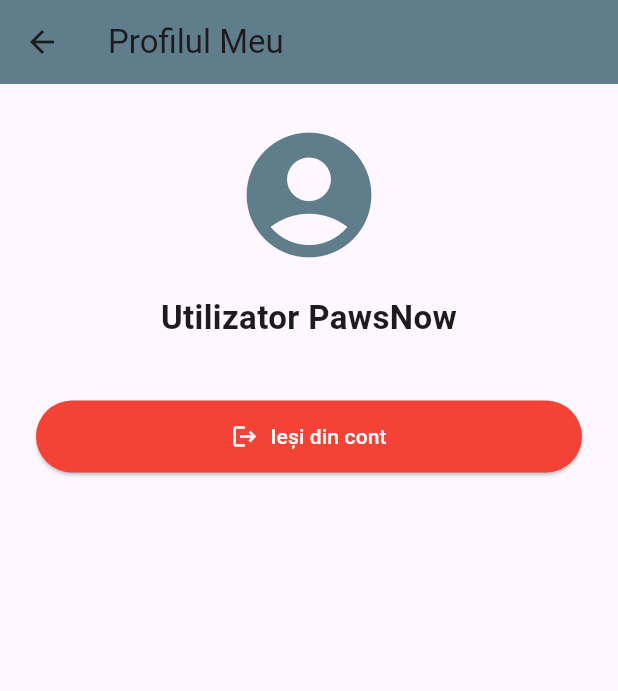
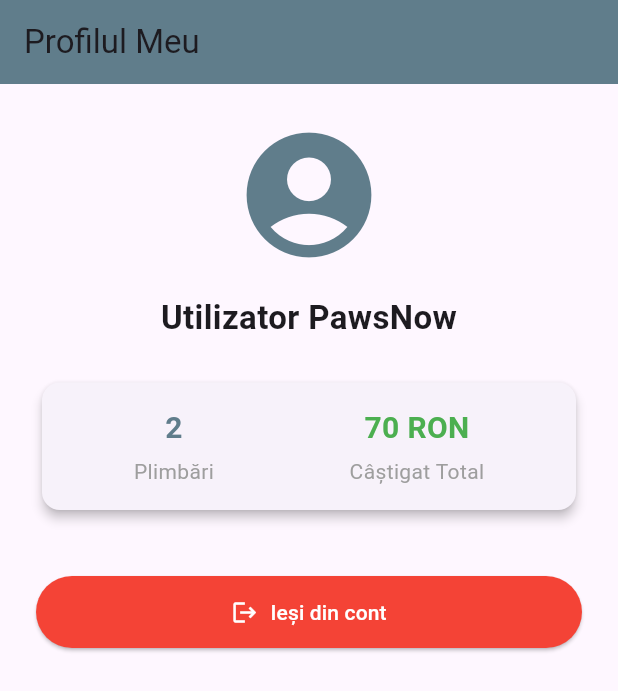
Before and after one commit to bogdanbadea2011-cmd/paws_now, a Flutter app: the ProfileScreen screen opened directly, on a phone screen of 412 x 824 dp. Shown: the top 691 px of the screen. Run offline on Flutter 3.47's test engine with Material 3 defaults, Android fonts, the phone set to English and light mode, and no system bars.

Commit message:
Adaugat logica pentru calcularea si afisarea dinamica a castigurilor totale in profil

```diff
--- a/lib/profile_screen.dart
+++ b/lib/profile_screen.dart
@@ -6,10 +6,50 @@
 
   @override
   Widget build(BuildContext context) {
+    // Lista de plimbări (aceeași din ecranul de istoric pentru consistența datelor)
+    final List<Map<String, String>> pastWalks = [
+      {
+        'dogName': 'Rex',
+        'date': '18 Octombrie 2026',
+        'duration': '45 min',
+        'price': '30 RON',
+        'status': 'Finalizată',
+      },
+      {
+        'dogName': 'Bella',
+        'date': '15 Octombrie 2026',
+        'duration': '60 min',
+        'price': '40 RON',
+        'status': 'Finalizată',
+      },
+      {
+        'dogName': 'Max',
+        'date': '10 Octombrie 2026',
+        'duration': '30 min',
+        'price': '25 RON',
+        'status': 'Anulată',
+      },
+    ];
+
+    // Calculăm dinamic suma totală doar pentru plimbările cu statusul 'Finalizată'
+    int totalEarnings = 0;
+    int completedWalksCount = 0;
+
+    for (var walk in pastWalks) {
+      if (walk['status'] == 'Finalizată') {
+        completedWalksCount++;
+        // Extragem doar numărul din șirul "30 RON"
+        final priceString = walk['price']!.replaceAll(' RON', '');
+        final priceInt = int.tryParse(priceString) ?? 0;
+        totalEarnings += priceInt;
+      }
+    }
+
     return Scaffold(
       appBar: AppBar(
         title: const Text('Profilul Meu'),
         backgroundColor: Colors.blueGrey,
+        automaticallyImplyLeading: false,
       ),
       body: Padding(
         padding: const EdgeInsets.all(24.0),
@@ -25,7 +65,43 @@
               textAlign: TextAlign.center,
               style: TextStyle(fontSize: 22, fontWeight: FontWeight.bold),
             ),
+            const SizedBox(height: 24),
+
+            // Cardul cu Statistici și Câștiguri Totale Calculate Dinamic
+            Card(
+              elevation: 3,
+              shape: RoundedRectangleBorder(borderRadius: BorderRadius.circular(12)),
+              child: Padding(
+                padding: const EdgeInsets.all(16.0),
+                child: Row(
+                  mainAxisAlignment: MainAxisAlignment.spaceAround,
+                  children: [
+                    Column(
+                      children: [
+                        Text(
+                          '$completedWalksCount',
+                          style: const TextStyle(fontSize: 20, fontWeight: FontWeight.bold, color: Colors.blueGrey),
+                        ),
+                        const SizedBox(height: 4),
+                        const Text('Plimbări', style: TextStyle(color: Colors.grey)),
+                      ],
+                    ),
+                    Column(
+                      children: [
+                        Text(
+                          '$totalEarnings RON',
+                          style: const TextStyle(fontSize: 20, fontWeight: FontWeight.bold, color: Colors.green),
+                        ),
+                        const SizedBox(height: 4),
+                        const Text('Câștigat Total', style: TextStyle(color: Colors.grey)),
+                      ],
+                    ),
+                  ],
+                ),
+              ),
+            ),
             const SizedBox(height: 40),
+
             ElevatedButton.icon(
               icon: const Icon(Icons.logout),
               label: const Text('Ieși din cont'),
```
